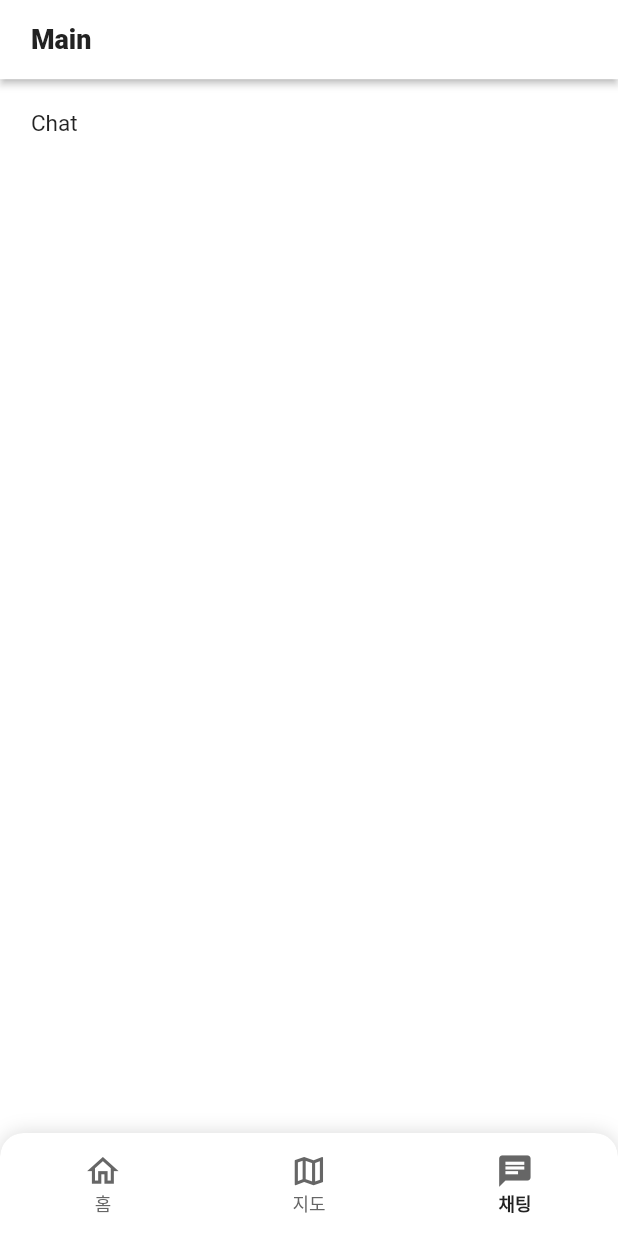
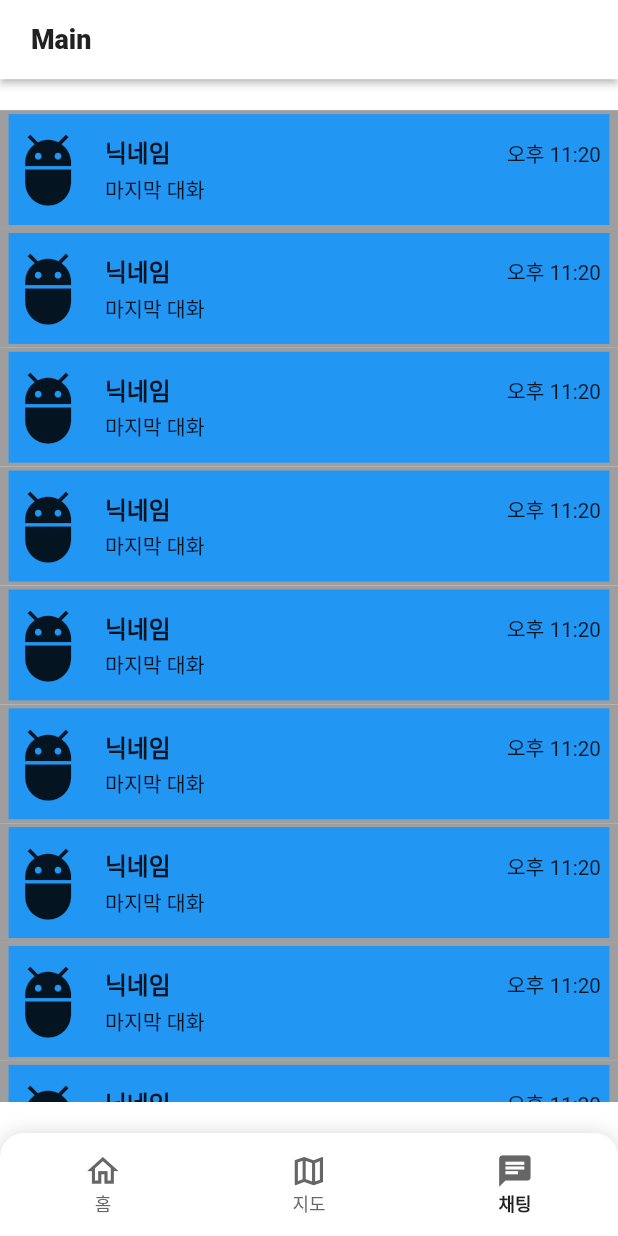
Before and after one commit to jungwoo-0530/meet, a Flutter app: the screen it shows after launch, item 3 of the bottom bar chosen, on a phone screen of 412 x 824 dp. Run offline on Flutter 3.47's test engine with Material 3 defaults, Android fonts, the light colour scheme and no system bars; our stand-ins replace animated_splash_screen, flutter_dotenv, flutter_screenutil, fluttertoast, geolocator, google_maps_flutter and 1 more; missing offline and left inert: flutter_naver_map, flutter_polyline_points.

Commit message:
[채팅] - 채팅 메인 기본 틀 생성

```diff
--- a/lib/pages/main/page_chat.dart
+++ b/lib/pages/main/page_chat.dart
@@ -1,4 +1,5 @@
 import 'package:flutter/material.dart';
+import 'package:flutter_screenutil/flutter_screenutil.dart';
 
 import '../../common/constants.dart';
 
@@ -11,11 +12,69 @@ class ChatPage extends StatefulWidget {
 
 class _ChatPageState extends State<ChatPage> {
   @override
+  void initState() {
+    super.initState();
+  }
+
+  @override
   Widget build(BuildContext context) {
     return SafeArea(
       child: Padding(
-        padding: EdgeInsets.all(Consts.marginPage),
-        child: Text("Chat"),
+        padding: EdgeInsets.fromLTRB(0, Consts.marginPage, 0, Consts.marginPage),
+        child: ListView(
+          children: [
+            for (int i = 0; i < 10; i++) ...[
+              InkWell(
+                onTap: () {},
+                //TODO : hover 효과 넣기
+                child: Container(
+                  height: 150.h,
+                  width: double.infinity,
+                  decoration: ShapeDecoration(color: Colors.grey, shape: const RoundedRectangleBorder(), shadows: []),
+                  child: Padding(
+                    padding: EdgeInsets.fromLTRB(10.w, 5.h, 10.w, 5.h),
+                    child: Container(
+                      color: Colors.blue,
+                      child: Row(
+                        children: [
+                          Icon(
+                            Icons.adb_rounded,
+                            size: 100.r,
+                          ),
+                          SizedBox(
+                            width: 20.w,
+                          ),
+                          Expanded(
+                            child: Column(
+                              mainAxisAlignment: MainAxisAlignment.center,
+                              crossAxisAlignment: CrossAxisAlignment.start,
+                              children: [
+                                Row(
+                                  mainAxisAlignment: MainAxisAlignment.spaceBetween,
+                                  children: [
+                                    Text("닉네임", style: TextStyle(fontSize: 30.sp, fontWeight: FontWeight.bold)),
+                                    Text("오후 11:20", style: TextStyle(fontSize: 26.sp, fontWeight: FontWeight.normal))
+                                  ],
+                                ),
+                                SizedBox(
+                                  height: 5.h,
+                                ),
+                                Text("마지막 대화", style: TextStyle(fontSize: 26.sp, fontWeight: FontWeight.normal)),
+                              ],
+                            ),
+                          ),
+                          SizedBox(
+                            width: 10.w,
+                          ),
+                        ],
+                      ),
+                    ),
+                  ),
+                ),
+              ),
+            ],
+          ],
+        ),
       ),
     );
   }
```
